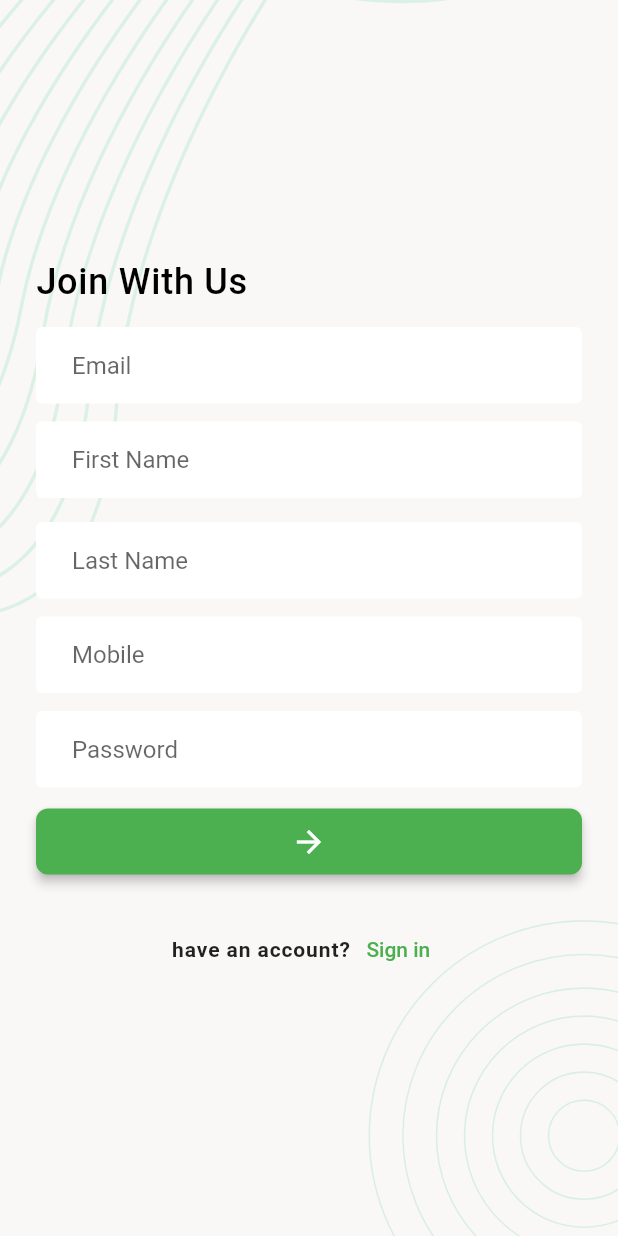
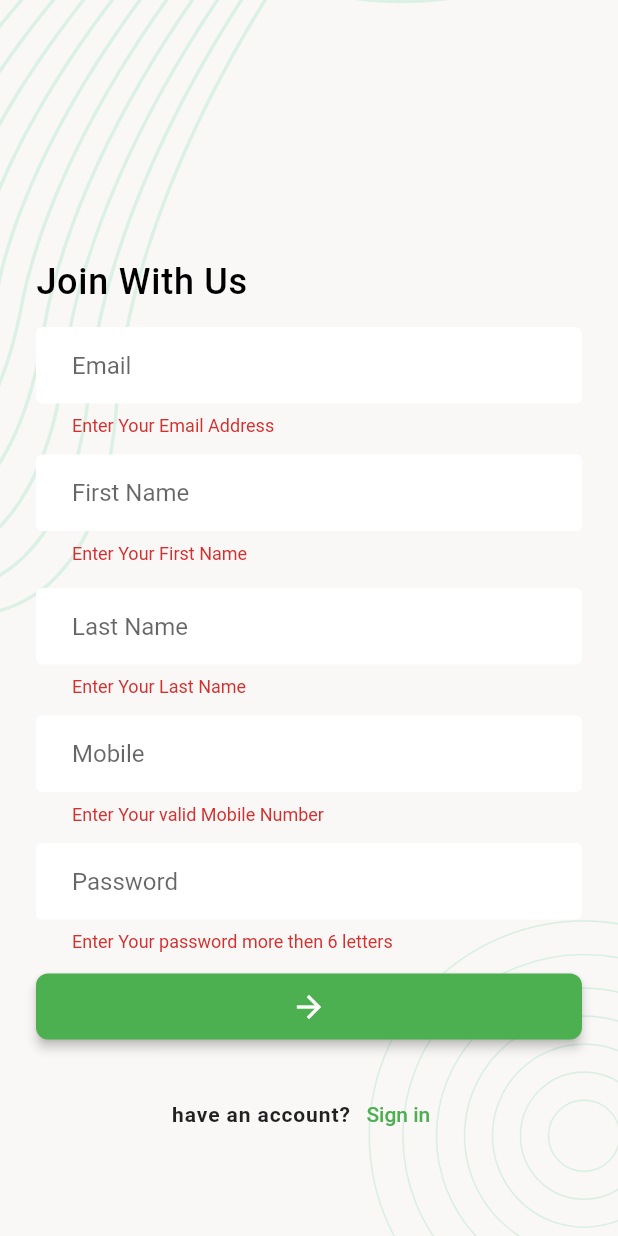
Before and after one commit to DeltaKhalid/Task-Manager-V-2, a Flutter app: the SignUpScreen screen opened directly, after a tap on the "arrow forward" icon, on a phone screen of 412 x 824 dp. Run offline on Flutter 3.47's test engine with Material 2 defaults, Android fonts, the phone set to English and light mode, and no system bars; our stand-ins replace flutter_svg, pin_code_fields.

```diff
--- a/lib/data/models/network_response.dart
+++ b/lib/data/models/network_response.dart
@@ -1,7 +1,7 @@
 
 class NetworkResponse {
+  final bool isSuccess;
   final int statusCode;
-  final bool isSuccess;
   final Map<String, dynamic>? body;
 
   NetworkResponse( this.isSuccess, this.statusCode, this.body,);
--- /dev/null
+++ b/lib/data/utils/urls.dart
@@ -0,0 +1,7 @@
+class Urls {
+  Urls._();
+
+  static const String _baseurl = 'https://task.teamrabbil.com/api/v1';
+  static String registration = '$_baseurl/registration';
+
+}
--- a/lib/ui/screens/auth/signup_screen.dart
+++ b/lib/ui/screens/auth/signup_screen.dart
@@ -1,8 +1,12 @@
 
 import 'package:flutter/material.dart';
 import 'package:flutter_svg/svg.dart';
+import 'package:task_managet/data/models/network_response.dart';
+import 'package:task_managet/data/services/network_caller.dart';
 import 'package:task_managet/ui/screens/email_verification_screen.dart';
 
+
+import '../../../data/utils/urls.dart';
 import '../../widgets/screen_background.dart';
 
 class SignUpScreen extends StatefulWidget {
@@ -13,6 +17,58 @@ class SignUpScreen extends StatefulWidget {
 }
 
 class _SignUpScreenState extends State<SignUpScreen> {
+
+
+  /// Form Validation
+  final GlobalKey<FormState> _formState = GlobalKey<FormState>();
+
+  bool _signUpInProgress = false;
+
+  /// work 1. controller add for all TextFormField
+  final TextEditingController _emailTEController = TextEditingController();			///*** Add all controllers
+  final TextEditingController _firstNameTEController = TextEditingController();
+  final TextEditingController _lastNameTEController = TextEditingController();
+  final TextEditingController _mobileTEController = TextEditingController();
+  final TextEditingController _productTotalPriceTEController = TextEditingController();
+  final TextEditingController _passwordTEController = TextEditingController();
+
+  /// API Call
+  Future<void> userSignUp() async {
+    _signUpInProgress = true;
+    if (mounted) {
+      setState(() {});
+    }
+    final NetworkResponse response =
+        await NetworkCaller().postRequest(Urls.registration, <String, dynamic>{
+      "email": _emailTEController.text.trim(),
+      "firstName": _firstNameTEController.text.trim(),
+      "lastName": _lastNameTEController.text.trim(),
+      "mobile": _mobileTEController.text.trim(),
+      "password": _passwordTEController.text,
+      "photo": ""
+    });
+    ///================= for loder =================///
+    _signUpInProgress = false;
+    if (mounted) {
+      setState(() {});
+    }
+    ///================= for loder =================///
+    if (response.isSuccess) {
+      _emailTEController.clear();
+      _firstNameTEController.clear();
+      _lastNameTEController.clear();
+      _mobileTEController.clear();
+      _passwordTEController.clear();
+      if (mounted) {
+        ScaffoldMessenger.of(context).showSnackBar(SnackBar(content: Text('Registration Success!'),),);
+      }
+    } else {
+      if (mounted) {
+        ScaffoldMessenger.of(context).showSnackBar(SnackBar(content: Text('Registration failed!'),),);
+      }
+    }
+  }
+
   @override
   Widget build(BuildContext context) {
     return Scaffold(
@@ -20,6 +76,8 @@ class _SignUpScreenState extends State<SignUpScreen> {
         child: SingleChildScrollView(
           child: Padding(
             padding: const EdgeInsets.all(24.0),
+            child: Form(
+              key: _formState,
               child: Column(
                 mainAxisAlignment: MainAxisAlignment.center,
                 crossAxisAlignment: CrossAxisAlignment.start,
@@ -36,45 +94,93 @@ class _SignUpScreenState extends State<SignUpScreen> {
                 ),
                 const SizedBox(height: 16,),
                 TextFormField(
+                  controller: _emailTEController,
                   keyboardType: TextInputType.emailAddress,
                   decoration: const InputDecoration(
                     hintText: 'Email',
                   ),
+                  validator: ( String? value){
+                    if (value?.trim().isEmpty ?? true){
+                      return 'Enter Your Email Address';
+                    }
+                    return null;
+                  },
                 ),
                 const SizedBox(height: 12,),
                 TextFormField(
+                  controller: _firstNameTEController,
                   keyboardType: TextInputType.text,
                   decoration: const InputDecoration(
                     hintText: 'First Name',
                   ),
+                  validator: ( String? value){
+                    if (value?.trim().isEmpty ?? true){
+                      return 'Enter Your First Name';
+                    }
+                    return null;
+                  },
                 ),
                 const SizedBox(height: 16,),
                 TextFormField(
+                  controller: _lastNameTEController,
                   keyboardType: TextInputType.text,
                   decoration: const InputDecoration(
                     hintText: 'Last Name',
                   ),
+                  validator: ( String? value){
+                    if (value?.trim().isEmpty ?? true){
+                      return 'Enter Your Last Name';
+                    }
+                    return null;
+                  },
                 ),
                 const SizedBox(height: 12,),
                 TextFormField(
+                  controller: _mobileTEController,
                   keyboardType: TextInputType.phone,
                   decoration: const InputDecoration(
                     hintText: 'Mobile',
                   ),
+                  validator: ( String? value){
+                    if ((value?.trim().isEmpty ?? true) || value!.length  < 11){
+                      return 'Enter Your valid Mobile Number';
+                    }
+                    return null;
+                  },
                 ),
                 const SizedBox(height: 12,),
                 TextFormField(
+                  controller: _passwordTEController,
                   obscureText: true,
                   decoration: const InputDecoration(
                     hintText: 'Password',
                   ),
+                  validator: ( String? value){
+                    if ((value?.trim().isEmpty ?? true) || value!.length  <= 5){
+                      return 'Enter Your password more then 6 letters';
+                    }
+                    return null;
+                  },
                 ),
                 const SizedBox(height: 12,),
                 SizedBox(
                   width: double.infinity,
+                  child: Visibility(
+                    visible: _signUpInProgress == false,
+                    replacement: const Center(child:  CircularProgressIndicator()),
                     child: ElevatedButton(
-                  onPressed: () {},
+                      onPressed: () {
+
+                        // if ( !_formState.currentState!.validate()){		///*** use this code for start validation (start) task manager code (new)
+                        //     return;
+                        // }
+
+                        if ( _formState.currentState!.validate()){		///*** use this code for start validation (start)
+                          userSignUp();
+                        }
+                      },
                       child: Icon(Icons.arrow_forward),
+                    ),
                   ),
                 ),
                 const SizedBox(height: 24,),
@@ -100,6 +206,7 @@ class _SignUpScreenState extends State<SignUpScreen> {
               ),
             ),
           ),
+        ),
       )
     );
   }
```
Also changed, not shown: lib/data/services/network_caller.dart (+7 -1 lines). Lines whose indentation alone changed are shown as unchanged.
